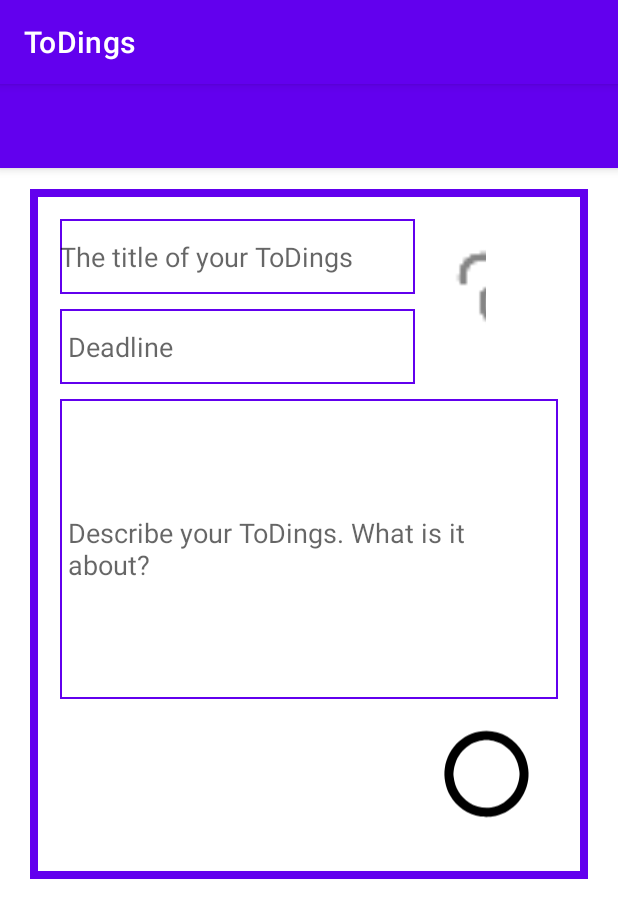
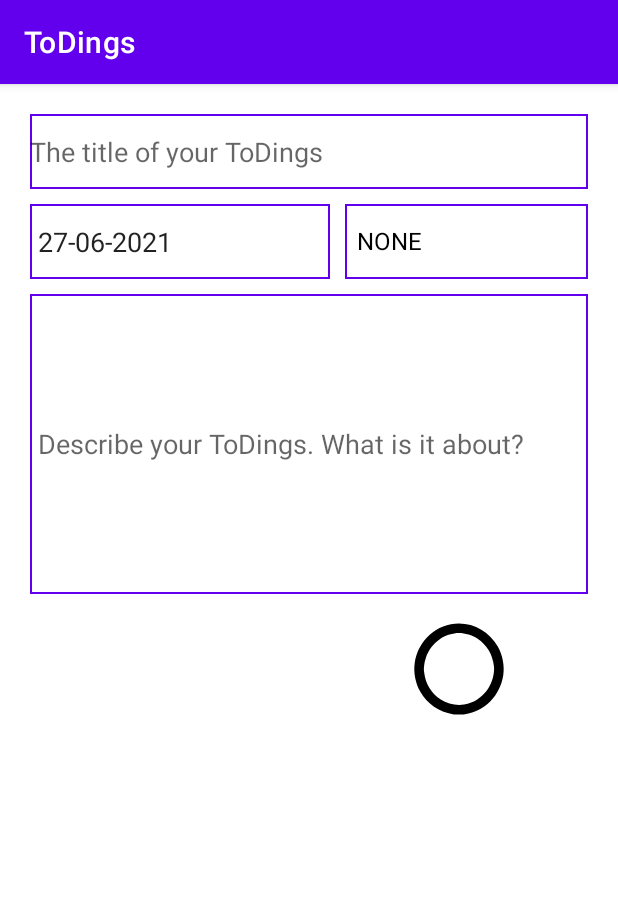
Before and after one commit to erdeanmich/todings, an Android app: the screen it shows after launch (DetailActivity), after a tap on "Create new ToDings", on a phone screen of 412 x 824 dp. Shown: the top 918 px of the screen. Run offline under Robolectric (Android 15) with nearby library versions, the phone set to English and light mode, and no system bars.

Commit message:
Setup detail view

```diff
--- a/app/src/main/java/com/erdeanmich/todings/detail/activities/DetailActivity.kt
+++ b/app/src/main/java/com/erdeanmich/todings/detail/activities/DetailActivity.kt
@@ -2,18 +2,116 @@ package com.erdeanmich.todings.detail.activities
 
 import androidx.appcompat.app.AppCompatActivity
 import android.os.Bundle
-import android.widget.Spinner
+import android.view.View
+import android.widget.*
+import androidx.core.widget.doOnTextChanged
 import com.erdeanmich.todings.R
-import com.erdeanmich.todings.detail.priority.PrioritySpinnerAdapter
+import com.erdeanmich.todings.detail.fragments.DatePickerFragment
+import com.erdeanmich.todings.detail.fragments.DateReceiver
+import com.erdeanmich.todings.model.ToDoItem
+import com.erdeanmich.todings.model.ToDoPriority
+import com.erdeanmich.todings.util.CheckboxDrawableProvider
+import java.text.SimpleDateFormat
+import java.util.*
 
-class DetailActivity : AppCompatActivity() {
+class DetailActivity : AppCompatActivity(), DateReceiver {
+    private lateinit var toDoItem : ToDoItem
+    private val title: EditText by lazy { findViewById(R.id.title_edit) }
+    private val description: EditText by lazy { findViewById(R.id.description_edit) }
     private val spinner: Spinner by lazy { findViewById(R.id.priority_spinner) }
+    private val deadline: EditText by lazy { findViewById(R.id.deadline) }
+    private val toDoCheckbox: ImageView by lazy { findViewById(R.id.detail_checkbox ) }
 
     override fun onCreate(savedInstanceState: Bundle?) {
         super.onCreate(savedInstanceState)
         setContentView(R.layout.activity_detail)
 
-        val prioritySpinnerAdapter = PrioritySpinnerAdapter(this,R.layout.priority_spinner_item)
+        val id = intent.extras?.getInt("id")
+        if(id != null) {
+            // read todoitem from database
+        } else {
+            toDoItem = ToDoItem(-1, "", "", false, Date(), ToDoPriority.NONE)
+        }
+
+        val prioritySpinnerAdapter = ArrayAdapter(this,R.layout.support_simple_spinner_dropdown_item,ToDoPriority.values().map { it.toString() })
         spinner.adapter = prioritySpinnerAdapter
+
+        initListeners()
+        updateViewWithItem(toDoItem)
     }
+
+    private fun initListeners() {
+        toDoCheckbox.setOnClickListener {
+            toDoItem.isDone = !toDoItem.isDone
+            setCheckbox(toDoItem.isDone)
+        }
+
+        title.doOnTextChanged { text, start, before, count ->
+            toDoItem.name = text.toString()
+        }
+
+        description.doOnTextChanged { text, start, before, count ->
+            toDoItem.description = text.toString()
+        }
+
+        spinner.onItemSelectedListener = object : AdapterView.OnItemSelectedListener {
+            override fun onItemSelected(
+                parent: AdapterView<*>?,
+                view: View?,
+                position: Int,
+                id: Long
+            ) {
+                toDoItem.priority = ToDoPriority.values()[position]
+            }
+
+            override fun onNothingSelected(parent: AdapterView<*>?) {
+                if (toDoItem.priority != ToDoPriority.NONE) {
+                    return
+                }
+
+                toDoItem.priority = ToDoPriority.NONE
+            }
+        }
+
+        deadline.setOnClickListener {
+            DatePickerFragment().show(supportFragmentManager, "datePicker")
+        }
+    }
+
+    override fun receiveDate(date: Date) {
+        toDoItem.deadline = date
+        updateViewWithItem(toDoItem)
+    }
+
+    private fun setDeadline(date: Date) {
+        val sdf = SimpleDateFormat("dd-MM-yyyy", Locale.GERMAN)
+        deadline.setText(sdf.format(date))
+    }
+
+    private fun setCheckbox(isDone: Boolean) {
+        val drawable = CheckboxDrawableProvider().getCheckboxState(isDone, this)
+        toDoCheckbox.setImageDrawable(drawable)
+    }
+
+    private fun updateViewWithItem(toDoItem: ToDoItem) {
+        setTitle(toDoItem.name)
+        setDescription(toDoItem.description)
+        setDeadline(toDoItem.deadline)
+        setSpinner(toDoItem.priority)
+        setCheckbox(toDoItem.isDone)
+    }
+
+    private fun setTitle(titleText: String) {
+        title.setText(titleText)
+    }
+
+    private fun setDescription(descriptionText: String) {
+        description.setText(descriptionText)
+    }
+
+    private fun setSpinner(toDoPriority: ToDoPriority) {
+        spinner.setSelection(ToDoPriority.values().indexOf(toDoPriority))
+    }
+
+    //TODO button
 }
--- /dev/null
+++ b/app/src/main/java/com/erdeanmich/todings/detail/fragments/DatePickerFragment.kt
@@ -0,0 +1,34 @@
+package com.erdeanmich.todings.detail.fragments
+
+import android.app.DatePickerDialog
+import android.app.Dialog
+import android.os.Bundle
+import android.widget.DatePicker
+import androidx.fragment.app.DialogFragment
+import java.util.*
+
+class DatePickerFragment : DialogFragment(), DatePickerDialog.OnDateSetListener {
+    override fun onDateSet(view: DatePicker?, year: Int, month: Int, dayOfMonth: Int) {
+        val a = requireActivity()
+        if (a is DateReceiver) {
+            val c = Calendar.getInstance()
+            c.set(year,month,dayOfMonth)
+            a.receiveDate(c.time)
+        }
+    }
+
+    override fun onCreateDialog(savedInstanceState: Bundle?): Dialog {
+        val c = Calendar.getInstance()
+        val year = c.get(Calendar.YEAR)
+        val month = c.get(Calendar.MONTH)
+        val day = c.get(Calendar.DAY_OF_MONTH)
+
+        val datePickerDialog = DatePickerDialog(requireActivity(), this, year, month, day)
+        datePickerDialog.datePicker.minDate = System.currentTimeMillis() - 1000
+        return datePickerDialog
+    }
+}
+
+interface DateReceiver {
+    fun receiveDate(date: Date)
+}
--- a/app/src/main/java/com/erdeanmich/todings/model/ToDoItem.kt
+++ b/app/src/main/java/com/erdeanmich/todings/model/ToDoItem.kt
@@ -3,10 +3,10 @@ package com.erdeanmich.todings.model
 import java.util.*
 
 data class ToDoItem(
-        val id: Int,
-        val name: String,
-        val description: String,
-        val isDone: Boolean,
-        val deadline: Date,
-        val priority: ToDoPriority
+        var id: Int,
+        var name: String,
+        var description: String,
+        var isDone: Boolean,
+        var deadline: Date,
+        var priority: ToDoPriority
 )
--- a/app/src/main/java/com/erdeanmich/todings/overview/view/ToDoOverviewAdapter.kt
+++ b/app/src/main/java/com/erdeanmich/todings/overview/view/ToDoOverviewAdapter.kt
@@ -11,6 +11,7 @@ import androidx.recyclerview.widget.RecyclerView
 import com.erdeanmich.todings.R
 import com.erdeanmich.todings.model.ToDoItem
 import com.erdeanmich.todings.model.ToDoPriority
+import com.erdeanmich.todings.util.CheckboxDrawableProvider
 import java.text.SimpleDateFormat
 import java.time.format.DateTimeFormatter
 import java.util.*
@@ -47,12 +48,8 @@ class ToDoOverviewAdapter(private val toDoItems: List<ToDoItem>): RecyclerView.A
         }
 
         fun setDoneStatus(isDone: Boolean): ToDoItemViewHolder {
-            //TODO refactor
-            if (isDone) {
-                checkBoxButton.setImageDrawable(ContextCompat.getDrawable(view.context, R.drawable.ic_checked))
-            } else {
-                checkBoxButton.setImageDrawable(ContextCompat.getDrawable(view.context, R.drawable.ic_unchecked))
-            }
+            val drawable = CheckboxDrawableProvider().getCheckboxState(isDone, view.context)
+            checkBoxButton.setImageDrawable(drawable)
             return this
         }
     }
--- /dev/null
+++ b/app/src/main/java/com/erdeanmich/todings/util/CheckboxDrawableProvider.kt
@@ -0,0 +1,17 @@
+package com.erdeanmich.todings.util
+
+import android.content.Context
+import android.graphics.drawable.Drawable
+import androidx.core.content.ContextCompat
+import com.erdeanmich.todings.R
+
+class CheckboxDrawableProvider {
+    fun getCheckboxState(isDone: Boolean, context: Context): Drawable? {
+        val resourceID = when(isDone) {
+            true -> R.drawable.ic_checked
+            false -> R.drawable.ic_unchecked
+        }
+
+        return ContextCompat.getDrawable(context, resourceID)
+    }
+}
--- a/app/src/main/res/layout/activity_detail.xml
+++ b/app/src/main/res/layout/activity_detail.xml
@@ -5,29 +5,13 @@
     android:layout_width="match_parent"
     android:layout_height="match_parent">
 
-    <com.google.android.material.appbar.AppBarLayout
-        android:id="@+id/appbar"
-        android:layout_width="match_parent"
-        android:layout_height="wrap_content">
-        <androidx.appcompat.widget.Toolbar
-            android:id="@+id/toolbar"
-            android:layout_width="match_parent"
-            android:layout_height="?attr/actionBarSize"
-            android:background="?attr/colorPrimary"
-            android:theme="@style/ThemeOverlay.AppCompat.ActionBar"
-            app:popupTheme="@style/Theme.ToDings.PopupOverlay" />
-
-    </com.google.android.material.appbar.AppBarLayout>
-
     <androidx.constraintlayout.widget.ConstraintLayout
         android:layout_width="match_parent"
         android:layout_height="wrap_content"
         android:layout_marginStart="20dp"
-        android:layout_marginTop="70dp"
         android:layout_marginEnd="20dp"
         android:layout_marginBottom="20dp"
-        android:background="@drawable/bg_border"
-        android:padding="20dp"
+        android:layout_marginTop="20dp"
         tools:context=".overview.activities.OverviewActivity">
 
 
@@ -40,7 +24,7 @@
             android:hint="@string/the_title_of_your_todings"
             android:inputType="text"
             android:lines="1"
-            app:layout_constraintEnd_toEndOf="@id/guideline_image"
+            app:layout_constraintEnd_toEndOf="parent"
             app:layout_constraintStart_toStartOf="parent"
             app:layout_constraintTop_toTopOf="parent" />
 
@@ -69,10 +53,11 @@
             android:id="@+id/priority"
             android:layout_width="0dp"
             android:layout_height="0dp"
+            android:background="@drawable/bg_border_thin"
             android:layout_marginStart="10dp"
             android:contentDescription="@string/the_priority_of_the_todo_item"
             app:layout_constraintEnd_toEndOf="parent"
-            app:layout_constraintTop_toTopOf="parent"
+            app:layout_constraintTop_toTopOf="@id/deadline"
             app:layout_constraintStart_toStartOf="@id/guideline_image"
             app:layout_constraintBottom_toTopOf="@id/guideline_after_deadline">
 
@@ -102,9 +87,10 @@
             android:layout_width="wrap_content"
             android:layout_height="wrap_content"
             android:orientation="vertical"
-            app:layout_constraintGuide_begin="237dp" />
+            app:layout_constraintGuide_begin="200dp" />
 
         <FrameLayout
+            android:id="@+id/to_do_checkbox"
             android:layout_width="0dp"
             android:layout_height="80dp"
             android:layout_margin="10dp"
@@ -113,13 +99,14 @@
             app:layout_constraintBottom_toBottomOf="parent"
             app:layout_constraintTop_toBottomOf="@id/description_edit">
             <ImageView
-                android:id="@+id/to_do_item_checkbox"
+                android:id="@+id/detail_checkbox"
                 android:layout_width="match_parent"
                 android:layout_height="match_parent"
                 android:src="@drawable/ic_unchecked"
                 android:clickable="true"
                 android:focusable="true"
                 android:contentDescription="@string/todo_checkbox" />
+
         </FrameLayout>
 
 
--- a/app/src/main/res/layout/fragment_to_do_item.xml
+++ b/app/src/main/res/layout/fragment_to_do_item.xml
@@ -7,6 +7,7 @@
     tools:context=".overview.fragments.ToDoItemFragment">
 
     <androidx.constraintlayout.widget.ConstraintLayout
+        android:background="@drawable/bg_border_thin"
         android:layout_width="match_parent"
         android:layout_height="match_parent">
         <TextView
```
